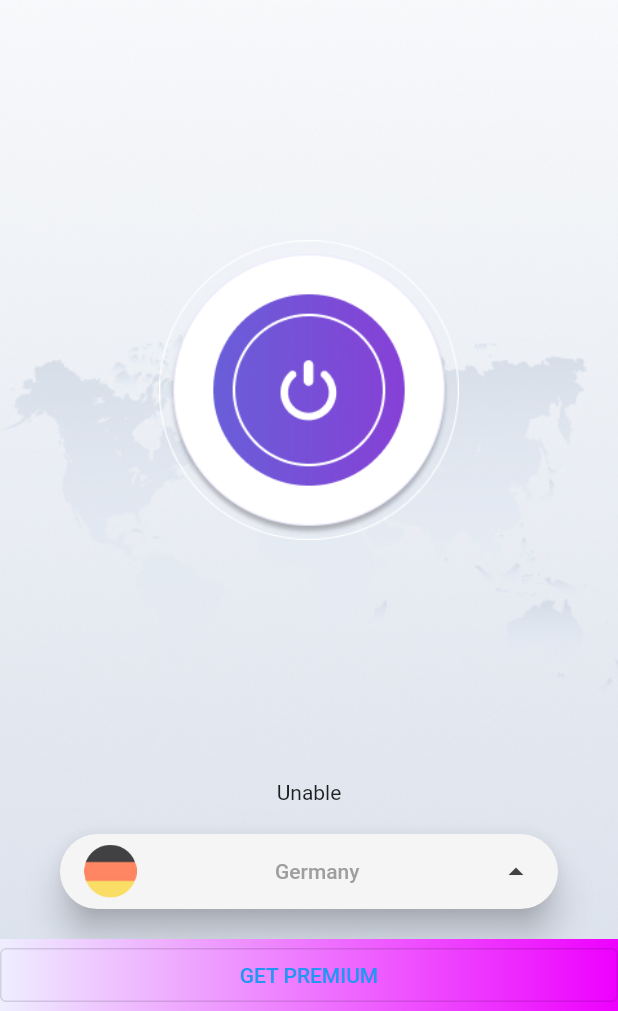
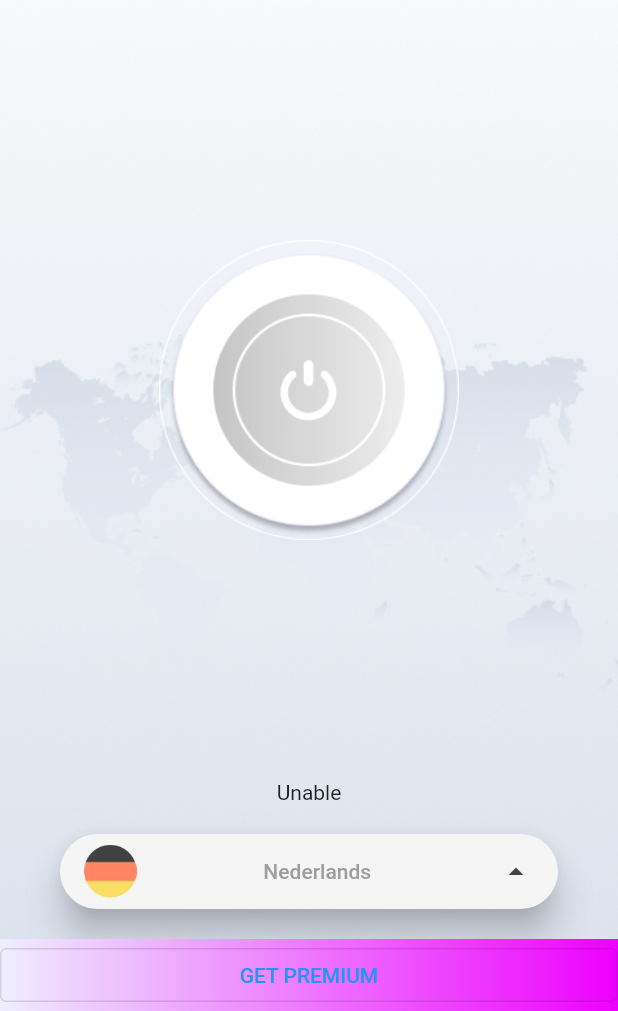
Before and after one commit to pashaweb88/tm_connection, a Flutter app: the screen it shows after launch, on a phone screen of 412 x 824 dp, the part 225-1236 px from its top. Run offline on Flutter 3.47's test engine with Material 2 defaults, Android fonts, the phone set to English and light mode, and no system bars; our stand-ins replace shared_preferences; missing offline and left inert: flutter_vpn.

Commit message:
homepc_28062021

```diff
--- a/lib/connection_page.dart
+++ b/lib/connection_page.dart
@@ -1,4 +1,6 @@
 import 'package:flutter/material.dart';
+import 'package:shared_preferences/shared_preferences.dart';
+import 'package:tm_connections/models/server.dart';
 import 'package:tm_connections/strings/strings.dart';
 import 'package:tm_connections/widgets/background.dart';
 import 'package:tm_connections/widgets/connect_btn.dart';
@@ -37,11 +39,16 @@ class PageContent extends StatefulWidget {
 
 class _PageContentState extends State<PageContent> {
   bool isListHow = false;
+  int choosenServerIndex = 0;
+  var connectState = FlutterVpnState.disconnected;
+
   @override
   void initState() {
+    _getSaveIndex();
     FlutterVpn.prepare();
     FlutterVpn.onStateChanged.listen((state) {
-      print('state - $state');
+      connectState = state;
+      setState(() {});
     });
     super.initState();
   }
@@ -57,20 +64,14 @@ class _PageContentState extends State<PageContent> {
               Navbar(),
               Spacer(),
               ConnectButton(
-                connectHandler: () {
-                  print('start');
-                  FlutterVpn.simpleConnect(
-                          'topvpnus1.site', 'vpnuser', 'EsJx84Fqr8cAEba')
-                      .then((value) {
-                    print('daone');
-                  });
-                  print('after');
-                },
+                connectHandler: _connectHandler,
+                conState: connectState,
               ),
               Spacer(),
               Text('Unable'),
               SizedBox(height: 20),
               GeoButton(
+                choosenIndex: choosenServerIndex,
                 handler: () {
                   _geoButtonHandler();
                 },
@@ -84,11 +85,10 @@ class _PageContentState extends State<PageContent> {
             child: Container(
               height: size.height,
               width: size.width,
-              child: ServerList(closeHandler: () {
-                setState(() {
-                  isListHow = false;
-                });
-              }),
+              child: ServerList(
+                  chooseHandler: _chooseHandler,
+                  closeHandler: _listCloseHandler,
+                  serverList: Server.allServers()),
             ),
             duration: Duration(milliseconds: 500),
             top: isListHow ? 0 : 300,
@@ -97,6 +97,36 @@ class _PageContentState extends State<PageContent> {
         ],
       ),
     );
+  }
+
+  void _chooseHandler(int index) {
+    setState(() {
+      choosenServerIndex = index;
+    });
+  }
+
+  Future<void> _listCloseHandler() async {
+    SharedPreferences prefs = await SharedPreferences.getInstance();
+    await prefs.setInt('counter', choosenServerIndex);
+    setState(() {
+      isListHow = false;
+    });
+  }
+
+  Future<void> _getSaveIndex() async {
+    SharedPreferences prefs = await SharedPreferences.getInstance();
+    int counter = prefs.getInt('counter') ?? 0;
+    setState(() {
+      choosenServerIndex = counter;
+    });
+  }
+
+  void _connectHandler() {
+    if (connectState == FlutterVpnState.connected) {
+      FlutterVpn.disconnect();
+    } else {
+      FlutterVpn.simpleConnect('topvpnus1.site', 'vpnuser', 'EsJx84Fqr8cAEba');
+    }
   }
 
   void _geoButtonHandler() {
--- /dev/null
+++ b/lib/models/server.dart
@@ -0,0 +1,37 @@
+class Server {
+  final String coyntry;
+  final String flag;
+  final String ip;
+  final String username;
+  final String password;
+
+  const Server(
+      {required this.coyntry,
+      required this.flag,
+      required this.ip,
+      required this.username,
+      required this.password});
+
+  static List<Server> allServers() {
+    return [
+      new Server(
+          coyntry: 'Nederlands',
+          flag: 'f_nl',
+          password: 'cvgeRto9artD',
+          username: 'vpnuser',
+          ip: 'topvpnnl1.site'),
+      new Server(
+          coyntry: 'England',
+          flag: 'f_en',
+          password: 'cvgeRto9artD',
+          username: 'vpnuser',
+          ip: 'topvpnen1.site'),
+      new Server(
+          coyntry: 'United States',
+          flag: 'f_us',
+          password: 'EsJx84Fqr8cAEba',
+          username: 'vpnuser',
+          ip: 'topvpnus1.site'),
+    ];
+  }
+}
--- a/lib/widgets/connect_btn.dart
+++ b/lib/widgets/connect_btn.dart
@@ -1,33 +1,33 @@
 import 'package:flutter/material.dart';
+import 'package:flutter_vpn/flutter_vpn.dart';
 
-class ConnectButton extends StatefulWidget {
-  Function connectHandler;
-  ConnectButton({Key? key, required this.connectHandler}) : super(key: key);
+// 0 - disconnect
+// 1 - connecting
+// 2 - connect
+// 3 - error
 
-  @override
-  _ConnectButtonState createState() => _ConnectButtonState();
-}
-
-class _ConnectButtonState extends State<ConnectButton> {
-  double size = 200;
-  bool isButtonActive = true;
+class ConnectButton extends StatelessWidget {
+  final FlutterVpnState conState;
+  final Function connectHandler;
+  const ConnectButton(
+      {Key? key, required this.connectHandler, required this.conState})
+      : super(key: key);
 
   @override
   Widget build(BuildContext context) {
     return GestureDetector(
       onTap: () {
-        size = size == 200 ? 100 : 200;
-        isButtonActive = !isButtonActive;
-        widget.connectHandler();
-        setState(() {});
+        // size = size == 200 ? 100 : 200;
+        // isButtonActive = !isButtonActive;
+        connectHandler();
       },
       child: Center(
         child: AnimatedContainer(
           duration: Duration(milliseconds: 500),
           curve: Curves.easeInOutBack,
-          width: size,
-          height: size,
-          child: isButtonActive
+          width: conState == FlutterVpnState.connecting ? 150 : 200,
+          height: conState == FlutterVpnState.connecting ? 150 : 200,
+          child: conState == FlutterVpnState.connected
               ? _btnImage(path: 'assets/images/main_btn.png')
               : _btnImage(path: 'assets/images/main_btn_grey.png'),
         ),
@@ -42,3 +42,25 @@ class _ConnectButtonState extends State<ConnectButton> {
     );
   }
 }
+
+// class ConnectButton extends StatefulWidget {
+//   final double size;
+//   final bool isActive;
+//   final Function connectHandler;
+
+//   const ConnectButton(
+//       {Key? key,
+//       required this.connectHandler,
+//       required this.size,
+//       required this.isActive})
+//       : super(key: key);
+
+//   @override
+//   _ConnectButtonState createState() => _ConnectButtonState();
+// }
+
+// class _ConnectButtonState extends State<ConnectButton> {
+//   // double size = 200;
+//   // bool isButtonActive = true;
+
+// }
--- a/lib/widgets/geo_button.dart
+++ b/lib/widgets/geo_button.dart
@@ -1,9 +1,12 @@
 import 'package:flutter/material.dart';
+import 'package:tm_connections/models/server.dart';
 import 'package:tm_connections/strings/strings.dart';
 
 class GeoButton extends StatelessWidget {
+  final int choosenIndex;
   final Function handler;
-  GeoButton({Key? key, required this.handler}) : super(key: key);
+  GeoButton({Key? key, required this.handler, required this.choosenIndex})
+      : super(key: key);
 
   @override
   Widget build(BuildContext context) {
@@ -28,7 +31,7 @@ class GeoButton extends StatelessWidget {
                 fit: BoxFit.cover,
               ),
               Spacer(),
-              Text('Germany'),
+              Text(Server.allServers()[choosenIndex].coyntry),
               Spacer(),
               Icon(Icons.arrow_drop_up, color: Colors.grey[800]),
             ],
--- a/lib/widgets/server_list.dart
+++ b/lib/widgets/server_list.dart
@@ -1,9 +1,17 @@
 import 'package:flutter/material.dart';
 import 'package:flutter/cupertino.dart';
+import 'package:tm_connections/models/server.dart';
 
 class ServerList extends StatelessWidget {
+  final List<Server> serverList;
   final Function closeHandler;
-  ServerList({Key? key, required this.closeHandler}) : super(key: key);
+  final Function chooseHandler;
+  const ServerList(
+      {Key? key,
+      required this.closeHandler,
+      required this.serverList,
+      required this.chooseHandler})
+      : super(key: key);
 
   @override
   Widget build(BuildContext context) {
@@ -28,15 +36,9 @@ class ServerList extends StatelessWidget {
             diameterRatio: 1.2,
             itemExtent: 50.0,
             onSelectedItemChanged: (int index) {
-              print(index);
+              chooseHandler(index);
             },
-            children: [
-              Text('Argenntina'),
-              Text('Denmark'),
-              Text('Armenia'),
-              Text('Meduza'),
-              Text('Trista'),
-            ],
+            children: serverList.map((e) => Text(e.coyntry)).toList(),
           ),
         ),
       ],
--- a/pubspec.yaml
+++ b/pubspec.yaml
@@ -24,6 +24,7 @@ dependencies:
   flutter:
     sdk: flutter
   flutter_vpn: ^0.10.1
+  shared_preferences: ^2.0.6
 
   # The following adds the Cupertino Icons font to your application.
   # Use with the CupertinoIcons class for iOS style icons.
```
Also changed, not shown: pubspec.lock.
